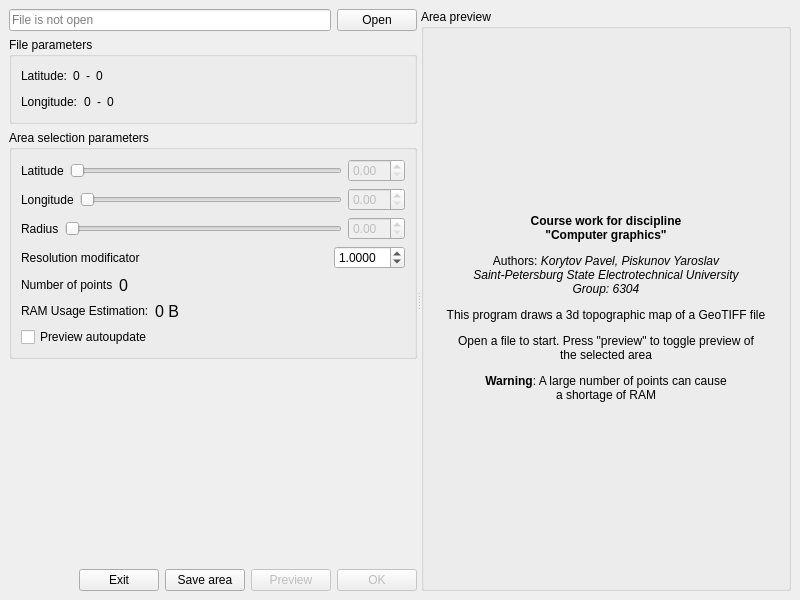
Old version of the form ui/open_window.ui in the repository SqrtMinusOne/GeoTIFF-3d.
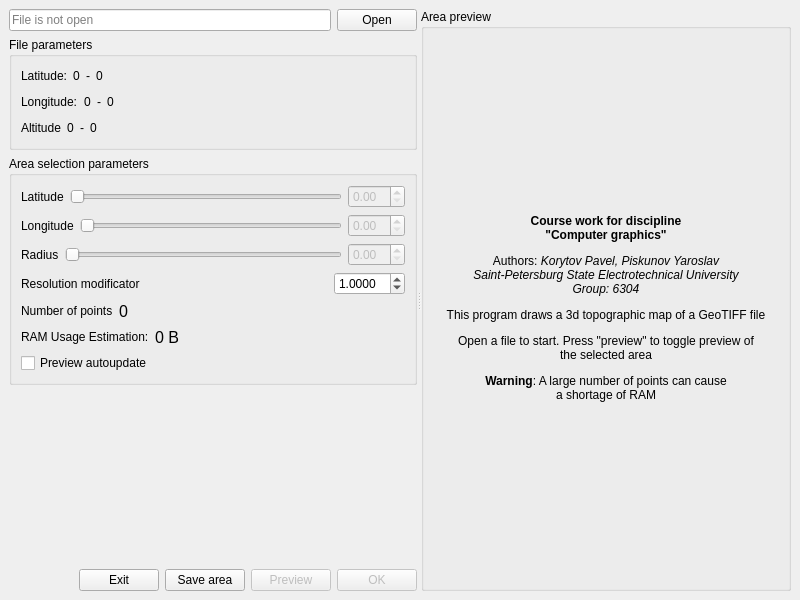
New version of the form.

Commit message: Borders workaround; altitude limits

What changed in the file:
```diff
--- a/ui/open_window.ui
+++ b/ui/open_window.ui
@@ -45,6 +45,12 @@
         </item>
         <item>
          <widget class="QGroupBox" name="groupBox">
+          <property name="minimumSize">
+           <size>
+            <width>0</width>
+            <height>100</height>
+           </size>
+          </property>
           <property name="title">
            <string>File parameters</string>
           </property>
@@ -139,6 +145,51 @@
              </item>
             </layout>
            </item>
+           <item>
+            <layout class="QHBoxLayout" name="horizontalLayout_12">
+             <item>
+              <widget class="QLabel" name="label_11">
+               <property name="text">
+                <string>Altitude</string>
+               </property>
+              </widget>
+             </item>
+             <item>
+              <widget class="QLabel" name="minAlt">
+               <property name="text">
+                <string>0</string>
+               </property>
+              </widget>
+             </item>
+             <item>
+              <widget class="QLabel" name="label_12">
+               <property name="text">
+                <string>-</string>
+               </property>
+              </widget>
+             </item>
+             <item>
+              <widget class="QLabel" name="maxAlt">
+               <property name="text">
+                <string>0</string>
+               </property>
+              </widget>
+             </item>
+             <item>
+              <spacer name="horizontalSpacer_7">
+               <property name="orientation">
+                <enum>Qt::Horizontal</enum>
+               </property>
+               <property name="sizeHint" stdset="0">
+                <size>
+                 <width>40</width>
+                 <height>20</height>
+                </size>
+               </property>
+              </spacer>
+             </item>
+            </layout>
+           </item>
           </layout>
          </widget>
         </item>
```
The commit also changes 5 other files.
